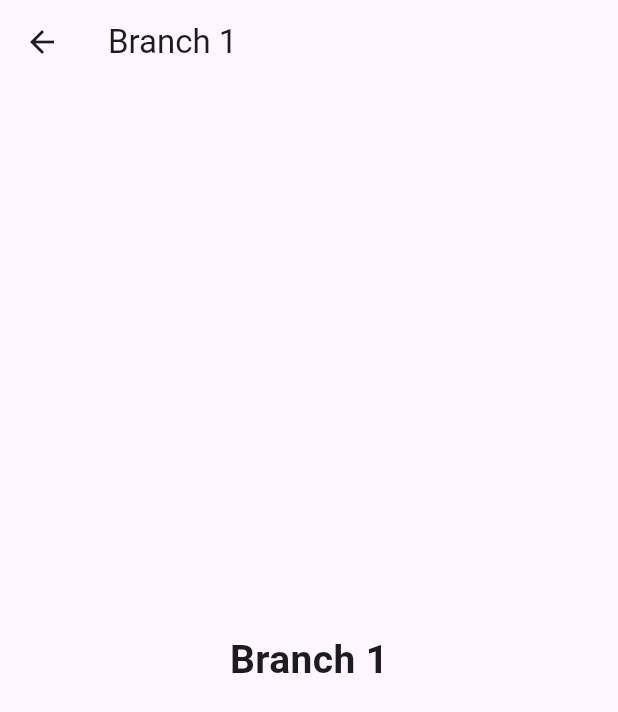
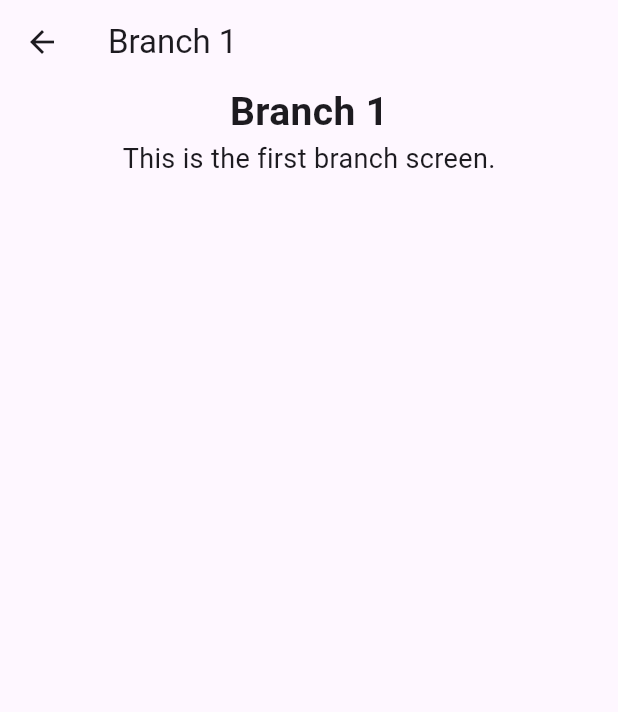
Before and after one commit to Tapan708/Flutter-Flavours, a Flutter app: the BranchFirstScreen screen opened directly, on a phone screen of 412 x 824 dp. Shown: the top 712 px of the screen. Run offline on Flutter 3.47's test engine with Material 3 defaults, Android fonts, the phone set to English and light mode, and no system bars.

Commit message:
Add Feature in First Branch

```diff
--- a/lib/branch_first.dart
+++ b/lib/branch_first.dart
@@ -9,7 +9,9 @@ class BranchFirstScreen extends StatelessWidget {
       appBar: AppBar(
         title: const Text('Branch 1'),
       ),
-      body: const Center(
+      body: const Column(
+        children: [
+           Center(
             child: Text(
               'Branch 1',
               style: TextStyle(
@@ -18,6 +20,12 @@ class BranchFirstScreen extends StatelessWidget {
               ),
             ),
           ),
+          Text(
+            'This is the first branch screen.',
+            style: TextStyle(fontSize: 18),
+          ),
+        ],
+      ),
     );
   }
 }
--- a/lib/main.dart
+++ b/lib/main.dart
@@ -1,5 +1,6 @@
 import 'package:flavours/branch_first.dart';
 import 'package:flutter/material.dart';
+
 
 void main() {
   runApp(const MyApp());
```
Lines whose indentation alone changed are shown as unchanged.
